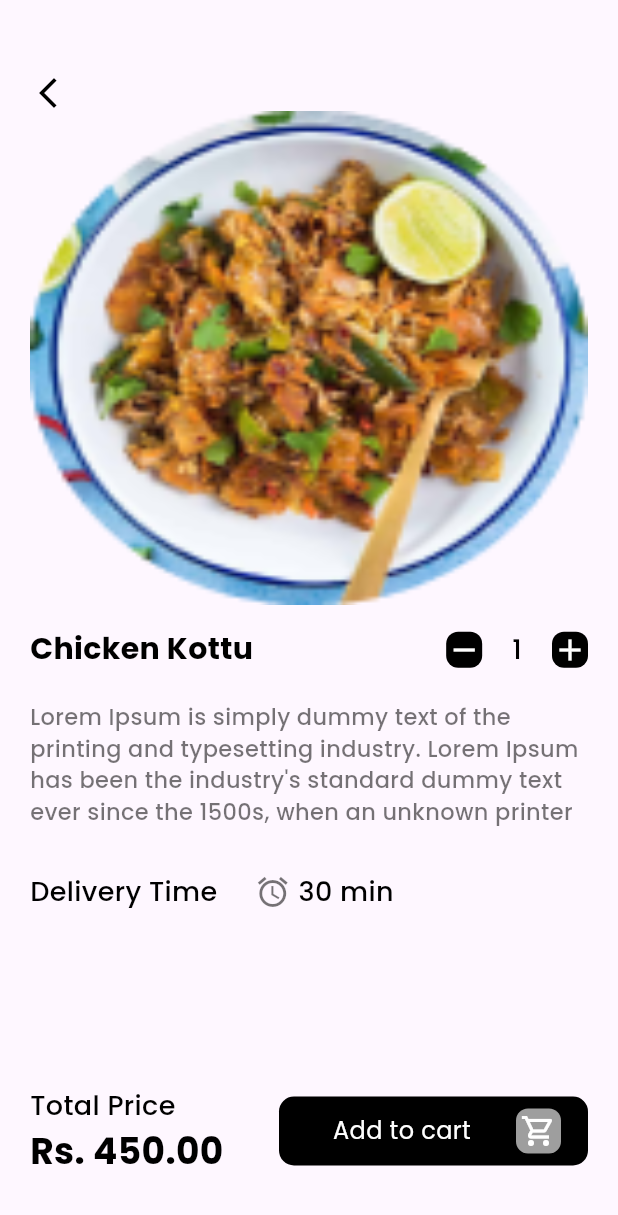
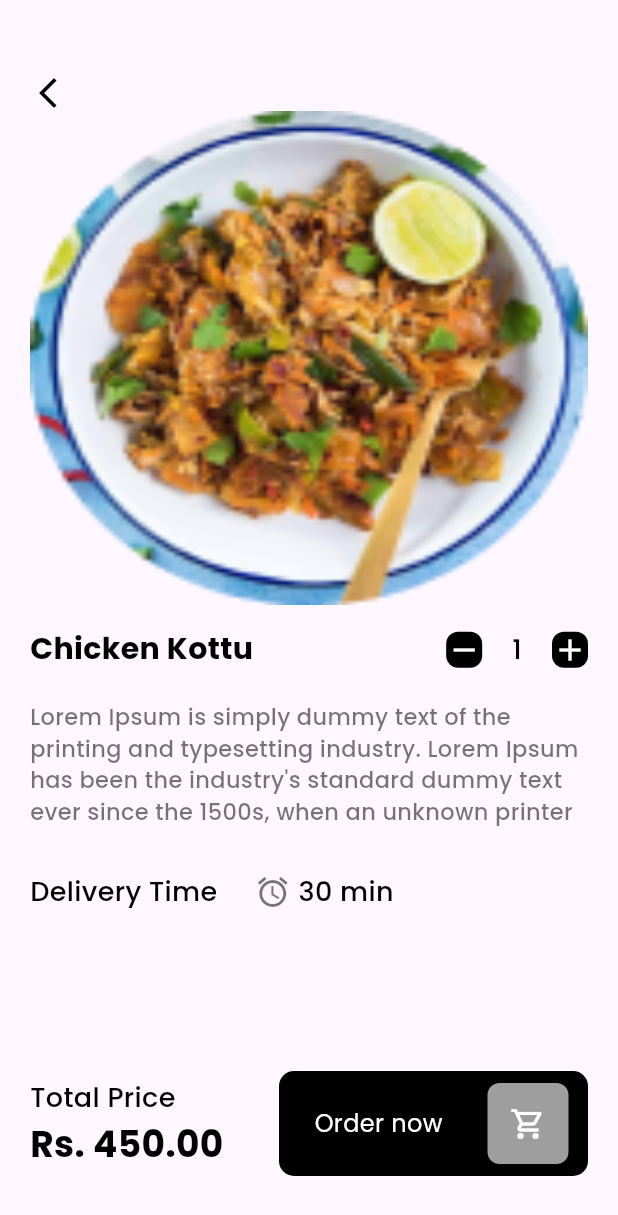
Before and after one commit to chethaka-s/unieats, a Flutter app: the Details screen opened directly, on a phone screen of 412 x 824 dp. Shown: the top 1215 px of the screen. Run offline on Flutter 3.47's test engine with Material 3 defaults, Android fonts, the phone set to English and light mode, and no system bars; our stand-ins replace cloud_firestore, firebase_auth, firebase_core; missing offline and left inert: dart:ffi; accounts and stored records are empty.

Commit message:
order page creating

```diff
--- a/lib/main.dart
+++ b/lib/main.dart
@@ -1,9 +1,11 @@
+import 'package:cloud_firestore/cloud_firestore.dart';
 import 'package:flutter/material.dart';
 // import "pages/default.dart";
 import 'package:unieats/pages/home.dart';
 import 'package:unieats/firebase_options.dart';
 import 'package:unieats/firebase_options.dart';
 import 'package:firebase_core/firebase_core.dart';
+import 'package:unieats/pages/order.dart';
 import 'package:unieats/pages/sign_up.dart';
 
 void main() async {
@@ -27,7 +29,8 @@ void main() async {
       // ),
       // body: DefaultPage(),
       // body: SignUpPage(),
-        body: Home(),
+      body: Home(),
+
     ),
   ));
 }
--- a/lib/pages/details.dart
+++ b/lib/pages/details.dart
@@ -1,4 +1,5 @@
 import 'package:flutter/material.dart';
+import 'package:unieats/pages/order.dart';
 import 'package:unieats/widget/widget_support.dart';
 
 class Details extends StatefulWidget {
@@ -154,7 +155,7 @@ class _DetailsState extends State<Details> {
                       mainAxisAlignment: MainAxisAlignment.end,
                       children: [
                         Text(
-                          "Add to cart",
+                          "Order now",
                           style: TextStyle(
                               color: Colors.white,
                               fontSize: 16.0,
@@ -166,25 +167,35 @@ class _DetailsState extends State<Details> {
                         Container(
                           padding: EdgeInsets.all(3),
                           decoration: BoxDecoration(
-                              color: Colors.grey,
-                              borderRadius: BorderRadius.circular(8)),
-                          child: Icon(
-                            Icons.shopping_cart_outlined,
-                            color: Colors.white,
+                          color: Colors.grey,
+                          borderRadius: BorderRadius.circular(8),
+                          ),
+                        child: IconButton(
+                        onPressed: () {
+                          Navigator.push(
+                            context,
+                            MaterialPageRoute(builder: (context) => Order())
+                            );
+                        },
+                        icon: Icon(
+                        Icons.shopping_cart_outlined,
+                        color: Colors.white,
+                            ),
                           ),
                         ),
                         SizedBox(
-                          width: 10.0,
+                          width: 5.0,
                         ),
-                      ],
-                    ),
-                  )
+
                 ],
               ),
             )
           ],
         ),
       ),
+          ],
+    ),
+    ),
     );
   }
 }
```
Also changed, not shown: lib/pages/order.dart (added, +53 -0 lines).
